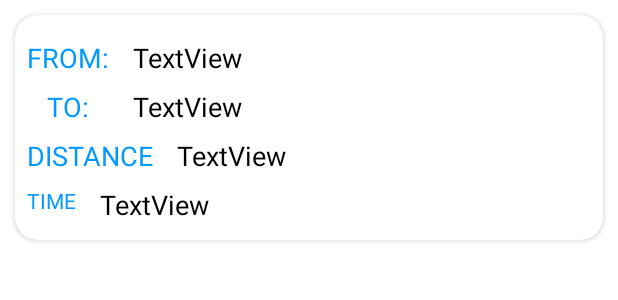
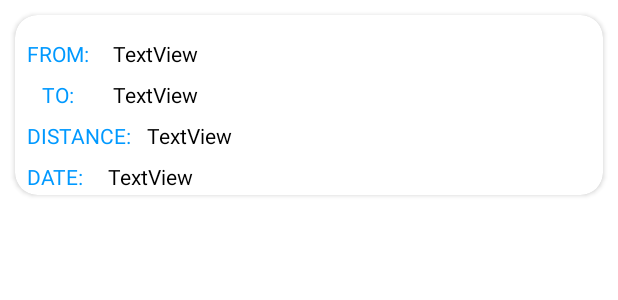
Before and after one commit to Tonynganga/Express_Already, an Android app: the layout each_history.xml on its own in the app's theme, with its tools: preview values and no code run, on a phone screen of 412 x 824 dp. Shown: the top 300 px of the screen. Run offline under Robolectric (Android 15) with nearby library versions, the phone set to English and light mode, and no system bars; Roboto replaces fonts that are not available here.

Commit message:
Date one and two

```diff
--- a/app/src/main/java/com/tony/directions_app/CHistoryHolderAdapter.java
+++ b/app/src/main/java/com/tony/directions_app/CHistoryHolderAdapter.java
@@ -37,6 +37,8 @@ public class CHistoryHolderAdapter extends RecyclerView.Adapter<CHistoryHolderAd
         Model model = mList.get(position);
         holder.Csource.setText(model.getCCurrentLocality());
         holder.Cdestination.setText(model.getCDestinationName());
+        holder.Cdistance.setText(model.getCDistance());
+        holder.CDate.setText(model.getCDate());
     }
 
     @Override
@@ -46,13 +48,15 @@ public class CHistoryHolderAdapter extends RecyclerView.Adapter<CHistoryHolderAd
 
     public static class MyViewHolder extends RecyclerView.ViewHolder {
 
-        TextView Csource, Cdestination;
+        TextView Csource, Cdestination, Cdistance, CDate;
 
         public MyViewHolder(@NonNull View itemView) {
             super(itemView);
 
             Csource = itemView.findViewById(R.id.tv_from);
             Cdestination = itemView.findViewById(R.id.tv_to);
+            Cdistance = itemView.findViewById(R.id.tv_distance);
+            CDate = itemView.findViewById(R.id.tv_date);
         }
     }
 }
--- a/app/src/main/java/com/tony/directions_app/PHistoryHolderAdapter.java
+++ b/app/src/main/java/com/tony/directions_app/PHistoryHolderAdapter.java
@@ -38,6 +38,7 @@ public class PHistoryHolderAdapter extends RecyclerView.Adapter<PHistoryHolderAd
         holder.Psource.setText(model.getPSourceName());
         holder.Pdestination.setText(model.getPDestinationName());
         holder.Pdistance.setText(model.getPDistance());
+        holder.Pdate.setText(model.getPDate());
     }
 
     @Override
@@ -47,7 +48,7 @@ public class PHistoryHolderAdapter extends RecyclerView.Adapter<PHistoryHolderAd
 
     public static class MyViewHolder extends RecyclerView.ViewHolder {
 
-        TextView Psource, Pdestination, Pdistance;
+        TextView Psource, Pdestination, Pdistance, Pdate;
 
         public MyViewHolder(@NonNull View itemView) {
             super(itemView);
@@ -55,6 +56,7 @@ public class PHistoryHolderAdapter extends RecyclerView.Adapter<PHistoryHolderAd
             Psource = itemView.findViewById(R.id.tv_from);
             Pdestination = itemView.findViewById(R.id.tv_to);
             Pdistance = itemView.findViewById(R.id.tv_distance);
+            Pdate = itemView.findViewById(R.id.tv_date);
         }
     }
 }
--- a/app/src/main/res/layout/each_history.xml
+++ b/app/src/main/res/layout/each_history.xml
@@ -8,7 +8,7 @@
 
     <androidx.cardview.widget.CardView
         android:layout_width="match_parent"
-        android:layout_height="150dp"
+        android:layout_height="120dp"
         android:layout_marginStart="10dp"
         android:layout_marginTop="10dp"
         android:layout_marginEnd="10dp"
@@ -31,7 +31,7 @@
                 android:layout_marginTop="16dp"
                 android:text="FROM:"
                 android:textColor="@color/colorPrimary"
-                android:textSize="18sp"
+                android:textSize="14sp"
                 app:layout_constraintStart_toStartOf="parent"
                 app:layout_constraintTop_toTopOf="parent" />
 
@@ -44,7 +44,7 @@
                 android:layout_marginEnd="16dp"
                 android:text="TextView"
                 android:textColor="@color/black"
-                android:textSize="18sp"
+                android:textSize="14sp"
                 app:layout_constraintEnd_toEndOf="parent"
                 app:layout_constraintStart_toEndOf="@+id/textView2"
                 app:layout_constraintTop_toTopOf="parent" />
@@ -56,7 +56,7 @@
                 android:layout_marginTop="8dp"
                 android:text="TO:"
                 android:textColor="@color/colorPrimary"
-                android:textSize="18sp"
+                android:textSize="14sp"
                 app:layout_constraintEnd_toEndOf="@+id/textView2"
                 app:layout_constraintStart_toStartOf="@+id/textView2"
                 app:layout_constraintTop_toBottomOf="@+id/textView2" />
@@ -68,7 +68,7 @@
                 android:layout_marginTop="8dp"
                 android:text="TextView"
                 android:textColor="@color/black"
-                android:textSize="18sp"
+                android:textSize="14sp"
                 app:layout_constraintEnd_toEndOf="@+id/tv_from"
                 app:layout_constraintStart_toStartOf="@+id/tv_from"
                 app:layout_constraintTop_toBottomOf="@+id/tv_from" />
@@ -79,9 +79,9 @@
                 android:layout_height="wrap_content"
                 android:layout_marginStart="8dp"
                 android:layout_marginTop="8dp"
-                android:text="DISTANCE"
+                android:text="DISTANCE:"
                 android:textColor="@color/colorPrimary"
-                android:textSize="18sp"
+                android:textSize="14sp"
                 app:layout_constraintStart_toStartOf="parent"
                 app:layout_constraintTop_toBottomOf="@+id/textView8" />
 
@@ -89,11 +89,11 @@
                 android:id="@+id/tv_distance"
                 android:layout_width="0dp"
                 android:layout_height="wrap_content"
-                android:layout_marginStart="16dp"
+                android:layout_marginStart="10dp"
                 android:layout_marginTop="8dp"
                 android:text="TextView"
                 android:textColor="@color/black"
-                android:textSize="18sp"
+                android:textSize="14sp"
                 app:layout_constraintEnd_toEndOf="@+id/tv_to"
                 app:layout_constraintStart_toEndOf="@+id/textView10"
                 app:layout_constraintTop_toBottomOf="@+id/tv_to"
@@ -105,20 +105,20 @@
                 android:layout_height="wrap_content"
                 android:layout_marginStart="8dp"
                 android:layout_marginTop="8dp"
-                android:text="TIME"
+                android:text="DATE:"
                 android:textColor="@color/colorPrimary"
                 app:layout_constraintStart_toStartOf="parent"
                 app:layout_constraintTop_toBottomOf="@+id/textView10" />
 
             <TextView
-                android:id="@+id/tv_time"
+                android:id="@+id/tv_date"
                 android:layout_width="0dp"
                 android:layout_height="wrap_content"
                 android:layout_marginStart="16dp"
                 android:layout_marginTop="8dp"
                 android:text="TextView"
                 android:textColor="@color/black"
-                android:textSize="18sp"
+                android:textSize="14sp"
                 app:layout_constraintEnd_toEndOf="@+id/tv_distance"
                 app:layout_constraintHorizontal_bias="0.0"
                 app:layout_constraintStart_toEndOf="@+id/textView12"
```
Also changed, not shown: app/src/main/java/com/tony/directions_app/CurrentToPoint.java (+92 -66 lines), app/src/main/java/com/tony/directions_app/Models/Model.java (+12 -1 lines), app/src/main/java/com/tony/directions_app/PointToPoint.java (+7 -0 lines).
